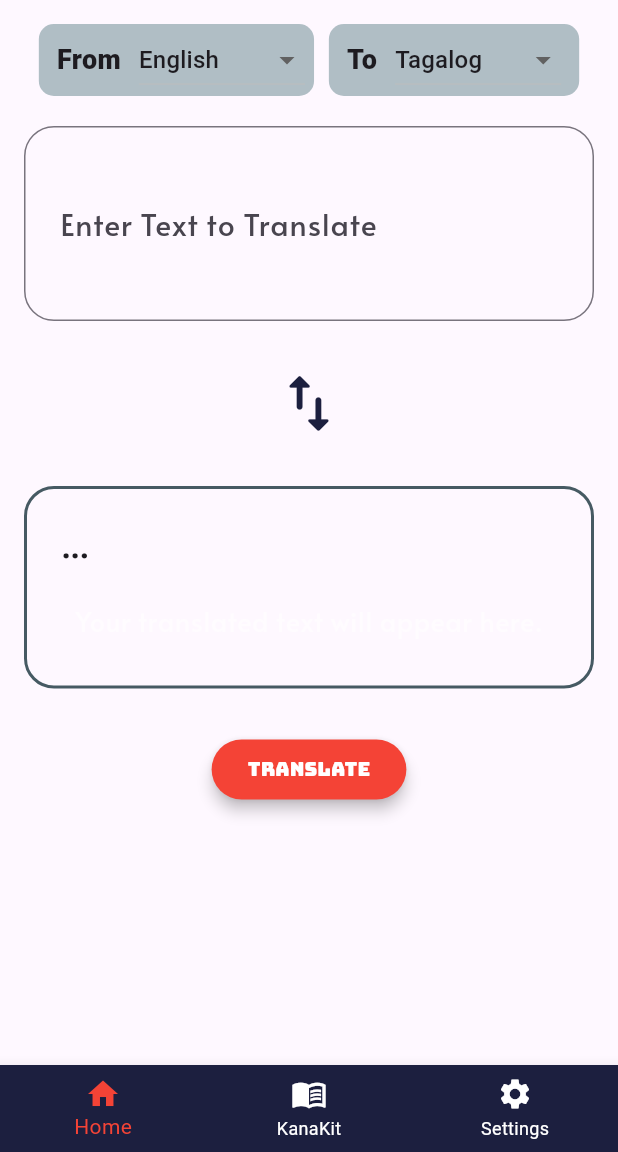
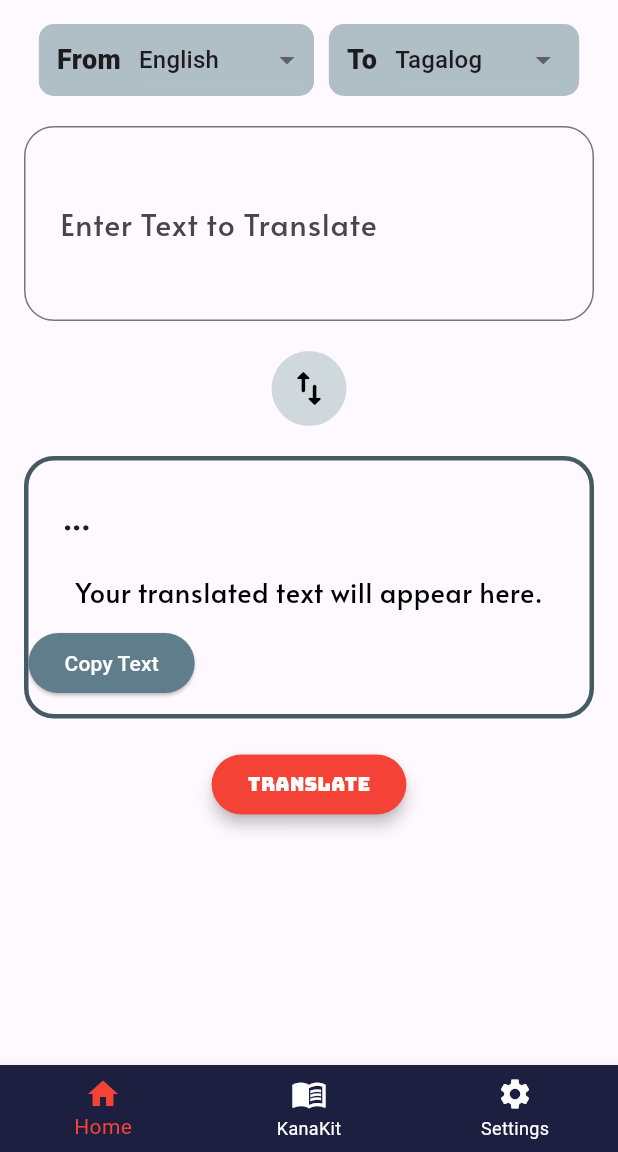
Before and after one commit to iiivannn/Project_API, a Flutter app: the screen it shows after launch, on a phone screen of 412 x 824 dp, the part 84-1236 px from its top. Run offline on Flutter 3.47's test engine with Material 3 defaults, Android fonts, the phone set to English and light mode, and no system bars; our stand-ins replace card_swiper, flutter_spinkit; missing offline and left inert: kana_kit.

Commit message:
copy text

```diff
--- a/lib/screen/home_screen.dart
+++ b/lib/screen/home_screen.dart
@@ -3,6 +3,7 @@
 import 'package:app_api/languages/languages.dart';
 import 'package:app_api/translation/translation_api.dart';
 import 'package:flutter/material.dart';
+import 'package:flutter/services.dart';
 
 class HomePage extends StatefulWidget {
   const HomePage({Key? key}) : super(key: key);
@@ -22,6 +23,17 @@ class _HomePageState extends State<HomePage> {
     setState(() {
       translatedText = transText;
     });
+  }
+
+  void copyTranslatedText() {
+    if (translatedText != null) {
+      Clipboard.setData(ClipboardData(text: translatedText!));
+      ScaffoldMessenger.of(context).showSnackBar(
+        const SnackBar(
+          content: Text('Translated text copied to clipboard'),
+        ),
+      );
+    }
   }
 
   @override
@@ -67,21 +79,36 @@ class _HomePageState extends State<HomePage> {
                 style: const TextStyle(fontFamily: 'Alata', fontSize: 20.0),
                 maxLines: 3,
               ),
-              const SizedBox(height: 30.0),
-              const Row(
+              const SizedBox(height: 20.0),
+              Row(
                 mainAxisAlignment: MainAxisAlignment.center,
                 children: [
-                  Icon(Icons.swap_vert_rounded,
-                      size: 50, color: Color.fromARGB(255, 28, 31, 63)),
+                  Container(
+                    width: 50.0,
+                    height: 50.0,
+                    decoration: BoxDecoration(
+                      shape: BoxShape.circle,
+                      color: Colors.blueGrey[100],
+                    ),
+                    child: Center(
+                      child: IconButton(
+                        icon: const Icon(Icons.swap_vert_rounded,
+                            size: 30, color: Colors.black),
+                        onPressed: () {
+                          translateText();
+                        },
+                      ),
+                    ),
+                  ),
                 ],
               ),
-              const SizedBox(height: 30.0),
+              const SizedBox(height: 20.0),
               Container(
                 width: 600,
                 decoration: BoxDecoration(
                   border: Border.all(
                     color: const Color.fromARGB(255, 70, 90, 99),
-                    width: 2.0,
+                    width: 3.0,
                   ),
                   borderRadius: BorderRadius.circular(20.0),
                 ),
@@ -105,18 +132,30 @@ class _HomePageState extends State<HomePage> {
                         translatedText ??
                             'Your translated text will appear here.',
                         style: const TextStyle(
-                            fontFamily: 'Alata',
-                            fontSize: 18.0,
-                            color: Colors.white54),
+                          fontFamily: 'Alata',
+                          fontSize: 18.0,
+                          color: Colors.black,
+                        ),
                       ),
                     ),
                     const SizedBox(
-                      height: 30,
-                    )
+                      height: 10,
+                    ),
+                    ElevatedButton(
+                      onPressed: copyTranslatedText,
+                      style: ElevatedButton.styleFrom(
+                        backgroundColor: Colors.blueGrey,
+                        foregroundColor: Colors.white,
+                      ),
+                      child: const Text('Copy Text'),
+                    ),
+                    const SizedBox(
+                      height: 10,
+                    ),
                   ],
                 ),
               ),
-              const SizedBox(height: 30.0),
+              const SizedBox(height: 20.0),
               ElevatedButton(
                 onPressed: translateText,
                 style: ElevatedButton.styleFrom(
```
